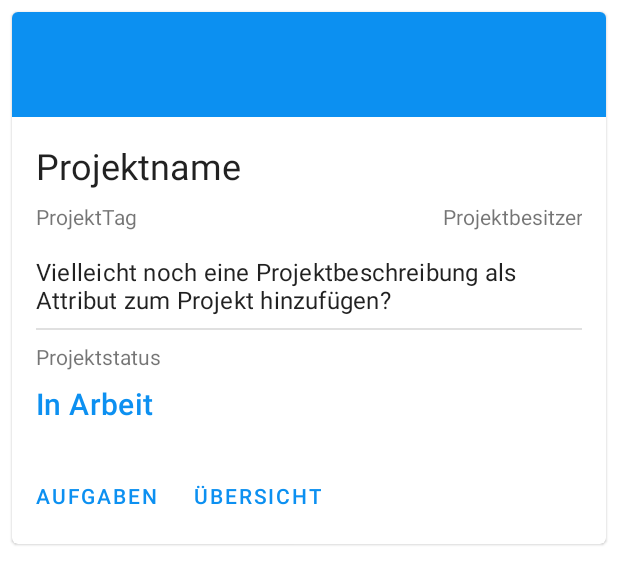
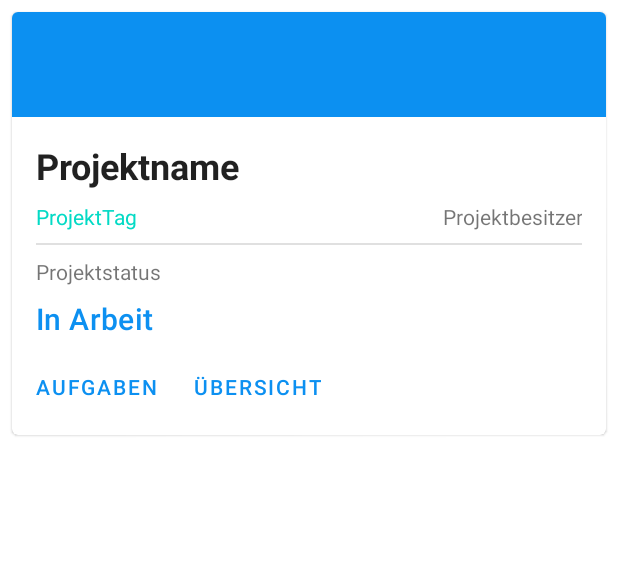
Before and after one commit to obause/MyProjects, an Android app: the layout content_project_card.xml on its own in the app's theme, with its tools: preview values and no code run, on a phone screen of 412 x 824 dp. Shown: the top 584 px of the screen. Run offline under Robolectric (Android 15) with nearby library versions, the phone set to English and light mode, and no system bars; Roboto replaces fonts that are not available here.

Commit message:
Projekt löschen und Menü überarbeitet

```diff
--- a/app/src/main/java/de/hochschulehannover/myprojects/TasksByStatus.java
+++ b/app/src/main/java/de/hochschulehannover/myprojects/TasksByStatus.java
@@ -105,9 +105,6 @@
         if (item.getItemId()==R.id.info){
             goToInfo();
         }
-        if (item.getItemId() == R.id.deleteProject) {
-            deleteProject();
-        }
         return true;
     }
     public void goToInfo() {
--- a/app/src/main/java/de/hochschulehannover/myprojects/adapter/ProjectAdapter.java
+++ b/app/src/main/java/de/hochschulehannover/myprojects/adapter/ProjectAdapter.java
@@ -95,14 +95,12 @@
         ImageView projectColorImageView = holder.itemView.findViewById(R.id.projectColorImageView);
         TextView projectNameTextView = holder.itemView.findViewById(R.id.projectNameTextView);
         TextView projectTagTextView = holder.itemView.findViewById(R.id.projectTagTextView);
-        TextView projectDescriptionTextView = holder.itemView.findViewById(R.id.projectDescriptionTextView);
         TextView projectStatusTextView = holder.itemView.findViewById(R.id.projectStatusTextView);
         TextView projectOwnerTextView = holder.itemView.findViewById(R.id.projectOwnerTextView);
 
         projectColorImageView.setBackgroundTintList(ColorStateList.valueOf(Integer.valueOf(model.color)));
         projectNameTextView.setText(model.name);
         projectTagTextView.setText(model.tag);
-        projectDescriptionTextView.setText(model.name);
         projectStatusTextView.setText(model.status);
         projectOwnerTextView.setText("Erstellt von: " + model.userId);
 
--- /dev/null
+++ b/app/src/main/res/drawable/ic_baseline_add_24.xml
@@ -0,0 +1,5 @@
+<vector android:height="24dp" android:tint="#FFFFFF"
+    android:viewportHeight="24" android:viewportWidth="24"
+    android:width="24dp" xmlns:android="http://schemas.android.com/apk/res/android">
+    <path android:fillColor="@android:color/white" android:pathData="M19,13h-6v6h-2v-6H5v-2h6V5h2v6h6v2z"/>
+</vector>
--- /dev/null
+++ b/app/src/main/res/drawable/ic_baseline_delete_24.xml
@@ -0,0 +1,5 @@
+<vector android:height="24dp" android:tint="#3D5775"
+    android:viewportHeight="24" android:viewportWidth="24"
+    android:width="24dp" xmlns:android="http://schemas.android.com/apk/res/android">
+    <path android:fillColor="@android:color/white" android:pathData="M6,19c0,1.1 0.9,2 2,2h8c1.1,0 2,-0.9 2,-2V7H6v12zM19,4h-3.5l-1,-1h-5l-1,1H5v2h14V4z"/>
+</vector>
--- /dev/null
+++ b/app/src/main/res/drawable/ic_baseline_delete_white_24.xml
@@ -0,0 +1,5 @@
+<vector android:height="24dp" android:tint="#FFFFFF"
+    android:viewportHeight="24" android:viewportWidth="24"
+    android:width="24dp" xmlns:android="http://schemas.android.com/apk/res/android">
+    <path android:fillColor="@android:color/white" android:pathData="M6,19c0,1.1 0.9,2 2,2h8c1.1,0 2,-0.9 2,-2V7H6v12zM19,4h-3.5l-1,-1h-5l-1,1H5v2h14V4z"/>
+</vector>
--- a/app/src/main/res/drawable/ic_baseline_edit_24.xml
+++ b/app/src/main/res/drawable/ic_baseline_edit_24.xml
@@ -1,4 +1,4 @@
-<vector android:height="24dp" android:tint="#3D5775"
+<vector android:height="24dp" android:tint="#FFFFFF"
     android:viewportHeight="24" android:viewportWidth="24"
     android:width="24dp" xmlns:android="http://schemas.android.com/apk/res/android">
     <path android:fillColor="@android:color/white" android:pathData="M3,17.25V21h3.75L17.81,9.94l-3.75,-3.75L3,17.25zM20.71,7.04c0.39,-0.39 0.39,-1.02 0,-1.41l-2.34,-2.34c-0.39,-0.39 -1.02,-0.39 -1.41,0l-1.83,1.83 3.75,3.75 1.83,-1.83z"/>
--- /dev/null
+++ b/app/src/main/res/drawable/ic_baseline_group_24.xml
@@ -0,0 +1,5 @@
+<vector android:height="24dp" android:tint="#FFFFFF"
+    android:viewportHeight="24" android:viewportWidth="24"
+    android:width="24dp" xmlns:android="http://schemas.android.com/apk/res/android">
+    <path android:fillColor="@android:color/white" android:pathData="M16,11c1.66,0 2.99,-1.34 2.99,-3S17.66,5 16,5c-1.66,0 -3,1.34 -3,3s1.34,3 3,3zM8,11c1.66,0 2.99,-1.34 2.99,-3S9.66,5 8,5C6.34,5 5,6.34 5,8s1.34,3 3,3zM8,13c-2.33,0 -7,1.17 -7,3.5L1,19h14v-2.5c0,-2.33 -4.67,-3.5 -7,-3.5zM16,13c-0.29,0 -0.62,0.02 -0.97,0.05 1.16,0.84 1.97,1.97 1.97,3.45L17,19h6v-2.5c0,-2.33 -4.67,-3.5 -7,-3.5z"/>
+</vector>
--- a/app/src/main/res/layout/activity_settings.xml
+++ b/app/src/main/res/layout/activity_settings.xml
@@ -13,7 +13,7 @@
         android:id="@+id/helloworld"
         android:layout_width="wrap_content"
         android:layout_height="wrap_content"
-        android:text="Hello World!"
+        android:text="Spracheinstellungen"
         android:textSize="20sp"
         app:layout_constraintBottom_toBottomOf="parent"
         app:layout_constraintLeft_toLeftOf="parent"
--- a/app/src/main/res/layout/activity_task_list.xml
+++ b/app/src/main/res/layout/activity_task_list.xml
@@ -39,6 +39,8 @@
         android:layout_gravity="bottom|end"
         android:layout_marginEnd="@dimen/fab_margin"
         android:layout_marginBottom="16dp"
-        app:srcCompat="@android:drawable/ic_input_add" />
+        app:srcCompat="@drawable/ic_baseline_add_24"
+        android:tint="@color/white"
+        android:backgroundTint="@color/primary_app_color"/>
 
 </androidx.coordinatorlayout.widget.CoordinatorLayout>
--- a/app/src/main/res/layout/content_project_card.xml
+++ b/app/src/main/res/layout/content_project_card.xml
@@ -28,8 +28,9 @@
         <LinearLayout
             android:layout_width="match_parent"
             android:layout_height="wrap_content"
-            android:padding="16dp"
-            android:paddingBottom="8dp"
+            android:paddingTop="16dp"
+            android:paddingLeft="16dp"
+            android:paddingRight="16dp"
             android:orientation="vertical">
 
             <TextView
@@ -38,7 +39,8 @@
                 android:layout_width="wrap_content"
                 android:layout_height="wrap_content"
                 android:layout_marginBottom="8dp"
-                android:text="Projektname"/>
+                android:text="Projektname"
+                android:textStyle="bold"/>
 
             <LinearLayout
                 android:layout_width="match_parent"
@@ -47,7 +49,8 @@
                     android:id="@+id/projectTagTextView"
                     android:layout_width="wrap_content"
                     android:layout_height="wrap_content"
-                    android:text="ProjektTag"/>
+                    android:text="ProjektTag"
+                    android:textColor="?colorSecondary"/>
 
                 <TextView
                     android:id="@+id/projectOwnerTextView"
@@ -56,15 +59,6 @@
                     android:gravity="right"
                     android:text="Projektbesitzer"/>
             </LinearLayout>
-
-            <TextView
-                android:id="@+id/projectDescriptionTextView"
-                style="?attr/textAppearanceSubtitle1"
-                android:layout_width="wrap_content"
-                android:layout_height="wrap_content"
-                android:layout_marginTop="16dp"
-                android:maxLines="3"
-                android:text="Vielleicht noch eine Projektbeschreibung als Attribut zum Projekt hinzufügen?"/>
 
             <View
                 android:layout_width="match_parent"
--- a/app/src/main/res/menu/main_menu.xml
+++ b/app/src/main/res/menu/main_menu.xml
@@ -1,11 +1,6 @@
 <?xml version="1.0" encoding="utf-8"?>
 <menu xmlns:app="http://schemas.android.com/apk/res-auto"
     xmlns:android="http://schemas.android.com/apk/res/android">
-
-    <item android:id="@+id/deleteProject"
-        android:icon="@android:drawable/ic_menu_delete"
-        android:title="Löschen"
-        app:showAsAction="ifRoom"/>
 
     <item
         android:id="@+id/settings"
```
Also changed, not shown: app/src/main/java/de/hochschulehannover/myprojects/AddTask.java (+12 -1 lines), app/src/main/java/de/hochschulehannover/myprojects/ProjectListActivity.java (+7 -0 lines), app/src/main/java/de/hochschulehannover/myprojects/TaskListActivity.java (+21 -1 lines), app/src/main/java/de/hochschulehannover/myprojects/firebase/FirestoreClass.java (+19 -0 lines), app/src/main/res/menu/menu_members.xml (+13 -13 lines).
